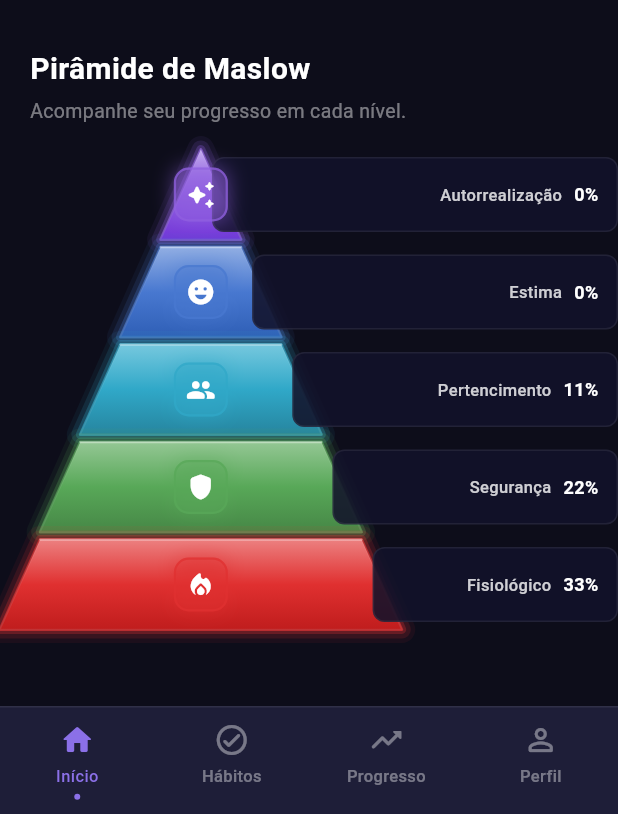
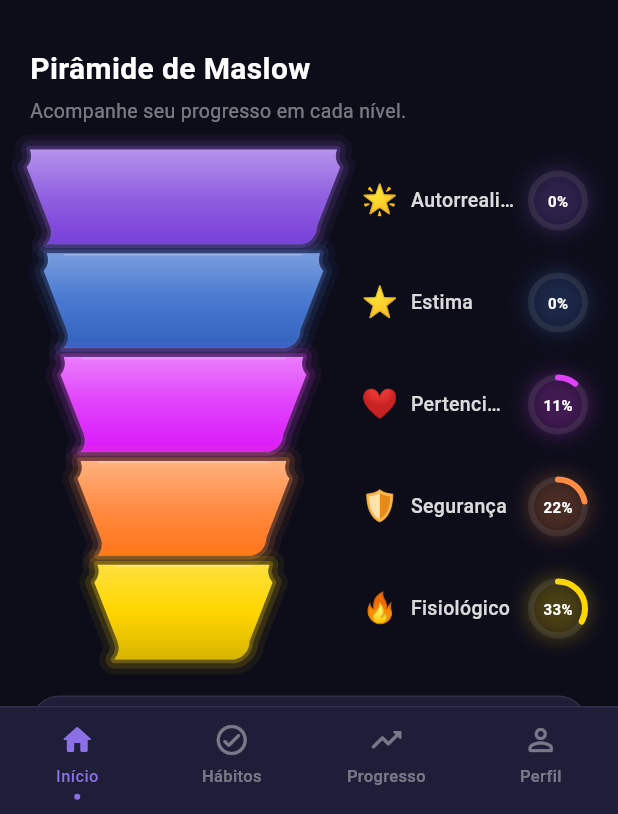
Before and after one commit to Samfred-hld/Repositorio-Lovitz-Publico, a Flutter app: the screen it shows once a user with an empty profile is signed in, on a phone screen of 412 x 824 dp, the part 422-1236 px from its top. Run offline on Flutter 3.47's test engine with Material 3 defaults, Android fonts, the phone set to English and light mode, and no system bars; our stand-ins replace fl_chart, supabase_flutter; accounts and stored records are empty.

Commit message:
feat: redesenhar pirâmide de Maslow - cantos arredondados, círculos de progresso, emojis, seção continue sua jornada, cores atualizadas

```diff
--- a/lib/screens/home_screen.dart
+++ b/lib/screens/home_screen.dart
@@ -49,6 +49,8 @@ class _HomeScreenState extends State<HomeScreen>
     ),
   ];
 
+  static const List<String> _maslowEmojis = ['🔥', '🛡️', '❤️', '⭐', '🌟'];
+
   @override
   void initState() {
     super.initState();
@@ -87,9 +89,12 @@ class _HomeScreenState extends State<HomeScreen>
                 _buildSummaryCards(),
                 const SizedBox(height: 32),
                 _buildMaslowSection(),
+                const SizedBox(height: 24),
+                _buildContinueJourney(),
                 SizedBox(
-                    height: MediaQuery.of(context).padding.bottom +
-                        80), // espaço para o bottom nav
+                  height:
+                      MediaQuery.of(context).padding.bottom + 80,
+                ),
               ],
             ),
           ),
@@ -104,7 +109,6 @@ class _HomeScreenState extends State<HomeScreen>
       padding: const EdgeInsets.symmetric(horizontal: 20),
       child: Row(
         children: [
-          // Título + subtítulo
           Expanded(
             child: Column(
               crossAxisAlignment: CrossAxisAlignment.start,
@@ -133,7 +137,6 @@ class _HomeScreenState extends State<HomeScreen>
               ],
             ),
           ),
-          // Avatar
           Container(
             width: 42,
             height: 42,
@@ -142,22 +145,15 @@ class _HomeScreenState extends State<HomeScreen>
               gradient: LinearGradient(
                 begin: Alignment.topLeft,
                 end: Alignment.bottomRight,
-                colors: [
-                  Color(0xFF6040C0),
-                  Color(0xFF8B70E8),
-                ],
+                colors: [Color(0xFF6040C0), Color(0xFF8B70E8)],
               ),
             ),
             child: const Center(
-              child: Icon(
-                Icons.person_rounded,
-                color: Colors.white,
-                size: 22,
-              ),
+              child:
+                  Icon(Icons.person_rounded, color: Colors.white, size: 22),
             ),
           ),
           const SizedBox(width: 10),
-          // Sino de notificação
           SizedBox(
             width: 42,
             height: 42,
@@ -255,7 +251,7 @@ class _HomeScreenState extends State<HomeScreen>
         ),
         const SizedBox(height: 16),
         Padding(
-          padding: const EdgeInsets.only(bottom: 12),
+          padding: const EdgeInsets.symmetric(horizontal: 20),
           child: _buildMaslowPyramid(),
         ),
       ],
@@ -263,27 +259,24 @@ class _HomeScreenState extends State<HomeScreen>
   }
 
   Widget _buildMaslowPyramid() {
-    final reversedLevels = _maslowLevels.reversed.toList(); // topo → base
-    const pyramidHeight = 320.0;
-    const levelCount = 5;
-    const gap = MaslowPyramidPainter.gap;
-    final levelDrawH = (pyramidHeight - (levelCount - 1) * gap) / levelCount;
+    const pyramidHeight = 340.0;
 
     return SizedBox(
       height: pyramidHeight,
       child: LayoutBuilder(
         builder: (context, constraints) {
           final totalWidth = constraints.maxWidth;
-          // Pirâmide ocupa 65% da largura total
-          final pyramidWidth = totalWidth * 0.65;
+          final pyramidWidth = totalWidth * 0.55;
+          final labelsWidth = totalWidth - pyramidWidth - 16;
 
-          return Stack(
-            clipBehavior: Clip.none,
+          // Levels from top (narrow) to base (wide) for the painter
+          final reversedLevels = _maslowLevels.reversed.toList();
+
+          return Row(
+            crossAxisAlignment: CrossAxisAlignment.start,
             children: [
-              // ── 1. PIRÂMIDE ──────────────────────────────────────────
-              Positioned(
-                left: 0,
-                top: 0,
+              // ── PIRÂMIDE ──
+              SizedBox(
                 width: pyramidWidth,
                 height: pyramidHeight,
                 child: CustomPaint(
@@ -291,106 +284,150 @@ class _HomeScreenState extends State<HomeScreen>
                 ),
               ),
 
-              // ── 2. LABELS — cada uma começa na borda direita do SEU nível ─
-              ...List.generate(levelCount, (i) {
-                final level = reversedLevels[i];
-                final yTop = i * (levelDrawH + gap);
+              const SizedBox(width: 16),
 
-                // Borda direita do nível i na sua posição dentro de pyramidWidth:
-                // right_edge = (pyramidWidth / 2) * (1 + (i + 0.5) / levelCount)
-                // Pequena sobreposição de 6px para ancorar no trapézio
-                final tMid = (i + 0.5) / levelCount;
-                final labelLeft = (pyramidWidth / 2) * (1 + tMid) - 6;
+              // ── LABELS + CÍRCULOS DE PROGRESSO ──
+              SizedBox(
+                width: labelsWidth,
+                height: pyramidHeight,
+                child: Column(
+                  children: List.generate(5, (i) {
+                    // Match pyramid level order (base=0 to top=4 in painter)
+                    final level = _maslowLevels[4 - i];
+                    final emoji = _maslowEmojis[4 - i];
+                    final pctValue =
+                        int.tryParse(level.percentage.replaceAll('%', '')) ?? 0;
 
-                return Positioned(
-                  left: labelLeft,
-                  right: 0,
-                  top: yTop + 5,
-                  height: levelDrawH - 10,
-                  child: Container(
-                    padding: const EdgeInsets.symmetric(horizontal: 12),
+                    return Expanded(
+                      child: GestureDetector(
+                        onTap: () => Navigator.push(
+                          context,
+                          MaterialPageRoute(
+                            builder: (_) => MaslowDetailScreen(level: level),
+                          ),
+                        ),
+                        child: Padding(
+                          padding: const EdgeInsets.symmetric(vertical: 3),
+                          child: Row(
+                            children: [
+                              // Emoji
+                              Text(emoji, style: const TextStyle(fontSize: 20)),
+                              const SizedBox(width: 8),
+
+                              // Label
+                              Expanded(
+                                child: Text(
+                                  level.label,
+                                  overflow: TextOverflow.ellipsis,
+                                  style: TextStyle(
+                                    color: Colors.white.withOpacity(0.85),
+                                    fontSize: 13,
+                                    fontWeight: FontWeight.w500,
+                                  ),
+                                ),
+                              ),
+
+                              const SizedBox(width: 8),
+
+                              // Circular progress
+                              _ProgressCircle(
+                                percentage: pctValue,
+                                color: level.color,
+                                size: 40,
+                              ),
+                            ],
+                          ),
+                        ),
+                      ),
+                    );
+                  }),
+                ),
+              ),
+            ],
+          );
+        },
+      ),
+    );
+  }
+
+  // ─── CONTINUE SUA JORNADA ────────────────────────────────────
+  Widget _buildContinueJourney() {
+    return Padding(
+      padding: const EdgeInsets.symmetric(horizontal: 20),
+      child: Container(
+        padding: const EdgeInsets.all(20),
+        decoration: BoxDecoration(
+          color: AppColors.surface,
+          borderRadius: BorderRadius.circular(20),
+          border: Border.all(color: AppColors.cardBorder),
+        ),
+        child: Row(
+          children: [
+            // Large circular progress
+            _ProgressCircle(
+              percentage: 78,
+              color: AppColors.accentSuccess,
+              size: 64,
+              strokeWidth: 6,
+              showLabel: true,
+            ),
+            const SizedBox(width: 20),
+            Expanded(
+              child: Column(
+                crossAxisAlignment: CrossAxisAlignment.start,
+                children: [
+                  Text(
+                    'Continue sua jornada',
+                    style: AppTextStyles.heading3.copyWith(
+                      color: Colors.white,
+                      fontSize: 16,
+                    ),
+                  ),
+                  const SizedBox(height: 6),
+                  Text(
+                    '7 de 9 hábitos concluídos hoje. Faltam apenas 2!',
+                    style: AppTextStyles.bodyMedium.copyWith(
+                      color: AppColors.textTertiary,
+                      fontSize: 13,
+                    ),
+                  ),
+                  const SizedBox(height: 12),
+                  // Meta badge
+                  Container(
+                    padding:
+                        const EdgeInsets.symmetric(horizontal: 12, vertical: 6),
                     decoration: BoxDecoration(
-                      color: const Color(0xFF12122A).withOpacity(0.88),
-                      borderRadius: BorderRadius.circular(8),
+                      color: AppColors.primary.withOpacity(0.15),
+                      borderRadius: BorderRadius.circular(20),
                       border: Border.all(
-                        color: Colors.white.withOpacity(0.07),
-                        width: 1,
+                        color: AppColors.primary.withOpacity(0.3),
                       ),
                     ),
                     child: Row(
-                      mainAxisAlignment: MainAxisAlignment.end,
+                      mainAxisSize: MainAxisSize.min,
                       children: [
-                        Flexible(
-                          child: Text(
-                            level.label,
-                            overflow: TextOverflow.ellipsis,
-                            maxLines: 1,
-                            style: TextStyle(
-                              color: Colors.white.withOpacity(0.80),
-                              fontSize: 11,
-                              fontWeight: FontWeight.w500,
-                            ),
-                          ),
+                        const Icon(
+                          Icons.emoji_events_rounded,
+                          color: AppColors.primaryLight,
+                          size: 14,
                         ),
-                        const SizedBox(width: 8),
+                        const SizedBox(width: 6),
                         Text(
-                          level.percentage,
-                          style: const TextStyle(
-                            color: Colors.white,
+                          'Meta: 9/9 hábitos',
+                          style: TextStyle(
+                            color: AppColors.primaryLight,
                             fontSize: 12,
-                            fontWeight: FontWeight.w700,
+                            fontWeight: FontWeight.w600,
                           ),
                         ),
                       ],
                     ),
                   ),
-                );
-              }),
-
-              // ── 3. ÍCONES — centrados em cada nível da pirâmide ──────
-              ...List.generate(levelCount, (i) {
-                final level = reversedLevels[i];
-                final yTop = i * (levelDrawH + gap);
-                // Centro exato do nível (sem offset arbitrário)
-                final yCenter = yTop + levelDrawH / 2;
-                final xCenter = pyramidWidth / 2;
-
-                return Positioned(
-                  left: xCenter - 18,
-                  top: yCenter - 18,
-                  child: GestureDetector(
-                    onTap: () => Navigator.push(
-                      context,
-                      MaterialPageRoute(
-                        builder: (_) => MaslowDetailScreen(level: level),
-                      ),
-                    ),
-                    child: Container(
-                      width: 36,
-                      height: 36,
-                      decoration: BoxDecoration(
-                        color: level.color.withOpacity(0.35),
-                        borderRadius: BorderRadius.circular(10),
-                        border: Border.all(
-                          color: level.color.withOpacity(0.70),
-                          width: 1.5,
-                        ),
-                        boxShadow: [
-                          BoxShadow(
-                            color: level.color.withOpacity(0.45),
-                            blurRadius: 10,
-                            spreadRadius: 1,
-                          ),
-                        ],
-                      ),
-                      child: Icon(level.icon, color: Colors.white, size: 20),
-                    ),
-                  ),
-                );
-              }),
-            ],
-          );
-        },
+                ],
+              ),
+            ),
+          ],
+        ),
       ),
     );
   }
@@ -423,10 +460,7 @@ class _SummaryCard extends StatelessWidget {
       decoration: BoxDecoration(
         borderRadius: BorderRadius.circular(16),
         color: AppColors.surface,
-        border: Border.all(
-          color: AppColors.cardBorder,
-          width: 1,
-        ),
+        border: Border.all(color: AppColors.cardBorder),
       ),
       child: Column(
         crossAxisAlignment: CrossAxisAlignment.start,
@@ -477,3 +511,114 @@ class _SummaryCard extends StatelessWidget {
     );
   }
 }
+
+// ─── WIDGET: CÍRCULO DE PROGRESSO ───────────────────────────────
+class _ProgressCircle extends StatelessWidget {
+  final int percentage;
+  final Color color;
+  final double size;
+  final double strokeWidth;
+  final bool showLabel;
+
+  const _ProgressCircle({
+    required this.percentage,
+    required this.color,
+    this.size = 40,
+    this.strokeWidth = 4,
+    this.showLabel = false,
+  });
+
+  @override
+  Widget build(BuildContext context) {
+    return SizedBox(
+      width: size,
+      height: size,
+      child: Stack(
+        alignment: Alignment.center,
+        children: [
+          // Glow
+          Container(
+            width: size,
+            height: size,
+            decoration: BoxDecoration(
+              shape: BoxShape.circle,
+              boxShadow: [
+                BoxShadow(
+                  color: color.withOpacity(0.25),
+                  blurRadius: 10,
+                  spreadRadius: 1,
+                ),
+              ],
+            ),
+          ),
+          // Progress ring
+          CustomPaint(
+            size: Size(size, size),
+            painter: _ProgressCirclePainter(
+              percentage: percentage,
+              color: color,
+              strokeWidth: strokeWidth,
+            ),
+          ),
+          // Label
+          Text(
+            '$percentage%',
+            style: TextStyle(
+              color: Colors.white,
+              fontSize: showLabel ? 14 : 10,
+              fontWeight: FontWeight.w700,
+            ),
+          ),
+        ],
+      ),
+    );
+  }
+}
+
+class _ProgressCirclePainter extends CustomPainter {
+  final int percentage;
+  final Color color;
+  final double strokeWidth;
+
+  _ProgressCirclePainter({
+    required this.percentage,
+    required this.color,
+    required this.strokeWidth,
+  });
+
+  @override
+  void paint(Canvas canvas, Size size) {
+    final center = Offset(size.width / 2, size.height / 2);
+    final radius = (size.width - strokeWidth) / 2;
+
+    // Background track
+    canvas.drawCircle(
+      center,
+      radius,
+      Paint()
+        ..color = Colors.white.withOpacity(0.08)
+        ..style = PaintingStyle.stroke
+        ..strokeWidth = strokeWidth,
+    );
+
+    // Progress arc
+    if (percentage > 0) {
+      final sweepAngle = 2 * 3.14159265 * (percentage / 100);
+      canvas.drawArc(
+        Rect.fromCircle(center: center, radius: radius),
+        -3.14159265 / 2, // start from top
+        sweepAngle,
+        false,
+        Paint()
+          ..color = color
+          ..style = PaintingStyle.stroke
+          ..strokeWidth = strokeWidth
+          ..strokeCap = StrokeCap.round,
+      );
+    }
+  }
+
+  @override
+  bool shouldRepaint(covariant _ProgressCirclePainter old) =>
+      old.percentage != percentage || old.color != color;
+}
--- a/lib/theme/app_theme.dart
+++ b/lib/theme/app_theme.dart
@@ -15,12 +15,12 @@ class AppColors {
   static const Color primaryLight = Color(0xFFA78BFA);
   static const Color primaryDark = Color(0xFF6040C0);
 
-  // Maslow (do topo à base)
-  static const Color maslowAutorealizacao = Color(0xFF9060E0); // Nível 5
-  static const Color maslowEstima = Color(0xFF4878D0);          // Nível 4
-  static const Color maslowPertencimento = Color(0xFF30A8C8);   // Nível 3
-  static const Color maslowSeguranca = Color(0xFF58A858);       // Nível 2
-  static const Color maslowFisiologico = Color(0xFFE03030);     // Nível 1
+  // Maslow (do topo à base — cores vibrantes estilo mockup)
+  static const Color maslowAutorealizacao = Color(0xFF9060E0); // Nível 5 — roxo
+  static const Color maslowEstima = Color(0xFF4878D0);          // Nível 4 — azul
+  static const Color maslowPertencimento = Color(0xFFE040FB);   // Nível 3 — rosa
+  static const Color maslowSeguranca = Color(0xFFFF8C42);       // Nível 2 — laranja
+  static const Color maslowFisiologico = Color(0xFFFFD600);     // Nível 1 — amarelo
 
   // Texto
   static const Color textPrimary = Color(0xFFFFFFFF);
--- a/lib/utils/constants.dart
+++ b/lib/utils/constants.dart
@@ -1,7 +1,7 @@
 class ApiConstants {
   // Supabase
-  static const String supabaseUrl = 'https://mvrcjazxjkjvirnbgiwt.supabase.co';
-  static const String supabaseAnonKey = 'eyJhbGciOiJIUzI1NiIsInR5cCI6IkpXVCJ9.eyJpc3MiOiJzdXBhYmFzZSIsInJlZiI6Im12cmNqYXp4amtqdmlybmJnaXd0Iiwicm9sZSI6ImFub24iLCJpYXQiOjE3NzgyNzI0MTUsImV4cCI6MjA5Mzg0ODQxNX0.07Qnm1RQh5f4qs1liAM0Yi_1rnIXHI3C_tWX-GBuMzE';
+  static const String supabaseUrl = 'https://clasnbnmudesgmwlgouh.supabase.co';
+  static const String supabaseAnonKey = 'eyJhbGciOiJIUzI1NiIsInR5cCI6IkpXVCJ9.eyJpc3MiOiJzdXBhYmFzZSIsInJlZiI6ImNsYXNuYm5tdWRlc2dtd2xnb3VoIiwicm9sZSI6ImFub24iLCJpYXQiOjE3NzgyNzI0MTUsImV4cCI6MjA5Mzg0ODQxNX0.07Qnm1RQh5f4qs1liAM0Yi_1rnIXHI3C_tWX-GBuMzE';
 
   // Tabelas
   static const String usersTable = 'users';
--- a/lib/widgets/maslow_pyramid_painter.dart
+++ b/lib/widgets/maslow_pyramid_painter.dart
@@ -1,10 +1,15 @@
 import 'package:flutter/material.dart';
+import 'dart:math' as math;
 
 class MaslowPyramidPainter extends CustomPainter {
   final List<MaslowLevel> levels;
-  static const double gap = 5.0;
+  final double cornerRadius;
+  static const double gap = 6.0;
 
-  const MaslowPyramidPainter({required this.levels});
+  const MaslowPyramidPainter({
+    required this.levels,
+    this.cornerRadius = 12.0,
+  });
 
   Color _lighten(Color c, double amount) {
     final hsl = HSLColor.fromColor(c);
@@ -16,100 +21,165 @@ class MaslowPyramidPainter extends CustomPainter {
     return hsl.withLightness((hsl.lightness - amount).clamp(0.0, 1.0)).toColor();
   }
 
+  /// Creates a rounded trapezoid path.
+  /// [topWidth] < [bottomWidth], centered in [totalWidth].
+  /// [cornerRadius] rounds all 4 corners.
+  Path _roundedTrapezoid({
+    required double totalWidth,
+    required double top,
+    required double bottom,
+    required double topWidth,
+    required double bottomWidth,
+    required double radius,
+  }) {
+    final cx = totalWidth / 2;
+    final tl = cx - topWidth / 2;
+    final tr = cx + topWidth / 2;
+    final bl = cx - bottomWidth / 2;
+    final br = cx + bottomWidth / 2;
+    final h = bottom - top;
+
+    final edgeAngle = math.atan2(h, (bl - tl));
+    final sinA = math.sin(edgeAngle);
+    final cosA = math.cos(edgeAngle);
+    final dx = radius * cosA;
+    final dy = radius * sinA;
+
+    final path = Path();
+
+    // Start at bottom-left + radius along bottom edge
+    path.moveTo(bl + radius, bottom);
+
+    // Bottom-right corner
+    path.lineTo(br - radius, bottom);
+    path.arcToPoint(
+      Offset(br - radius * cosA, bottom - radius * sinA),
+      radius: Radius.circular(radius),
+      clockwise: false,
+    );
+
+    // Right edge going up to top-right corner
+    path.lineTo(tr + dx, top + dy);
+    path.arcToPoint(
+      Offset(tr, top),
+      radius: Radius.circular(radius),
+      clockwise: true,
+    );
+
+    // Top edge
+    path.lineTo(tl, top);
+
+    // Top-left corner
+    path.arcToPoint(
+      Offset(tl - dx, top + dy),
+      radius: Radius.circular(radius),
+      clockwise: true,
+    );
+
+    // Left edge going down to bottom-left corner
+    path.lineTo(bl + dx, bottom - dy);
+    path.arcToPoint(
+      Offset(bl, bottom),
+      radius: Radius.circular(radius),
+      clockwise: true,
+    );
+
+    path.close();
+    return path;
+  }
+
   @override
   void paint(Canvas canvas, Size size) {
     final W = size.width;
     final H = size.height;
     final n = levels.length;
-
-    // Altura de cada nível com gaps
-    final lh = (H - (n - 1) * gap) / n;
+    final totalGap = (n - 1) * gap;
+    final levelHeight = (H - totalGap) / n;
 
     for (int i = 0; i < n; i++) {
       final level = levels[i];
 
-      // Y de desenho (com gaps)
-      final yTop = i * (lh + gap);
-      final yBot = yTop + lh;
+      // i=0 is base (widest), i=n-1 is top (narrowest)
+      final topFrac = i / n;
+      final botFrac = (i + 1) / n;
+      final topWidth = W * (1.0 - topFrac * 0.55);
+      final botWidth = W * (1.0 - botFrac * 0.55);
 
-      // Larguras via geometria de pirâmide simétrica:
-      // apex = (W/2, 0), base corners = (0, H) e (W, H)
-      // Largura em y proporcional = W * (y / H)
-      final leftTop  = W / 2 * (1.0 - i.toDouble() / n);
-      final rightTop = W / 2 * (1.0 + i.toDouble() / n);
-      final leftBot  = W / 2 * (1.0 - (i + 1).toDouble() / n);
-      final rightBot = W / 2 * (1.0 + (i + 1).toDouble() / n);
+      final yTop = i * (levelHeight + gap);
+      final yBot = yTop + levelHeight;
 
-      final path = Path();
-      if (i == 0) {
-        // Triângulo: apex na ponta superior central
-        path.moveTo(W / 2, yTop);
-        path.lineTo(rightBot, yBot);
-        path.lineTo(leftBot, yBot);
-      } else {
-        // Trapézio
-        path.moveTo(leftTop, yTop);
-        path.lineTo(rightTop, yTop);
-        path.lineTo(rightBot, yBot);
-        path.lineTo(leftBot, yBot);
+      final path = _roundedTrapezoid(
+        totalWidth: W,
+        top: yTop,
+        bottom: yBot,
+        topWidth: topWidth,
+        bottomWidth: botWidth,
+        radius: cornerRadius,
+      );
+
+      // Glow effect
+      const glowStops = [
+        (strokeWidth: 20.0, opacity: 0.06),
+        (strokeWidth: 12.0, opacity: 0.12),
+        (strokeWidth: 5.0, opacity: 0.25),
+      ];
+      for (final stop in glowStops) {
+        canvas.drawPath(
+          path,
+          Paint()
+            ..color = level.color.withOpacity(stop.opacity)
+            ..style = PaintingStyle.stroke
+            ..strokeWidth = stop.strokeWidth
+            ..strokeJoin = StrokeJoin.round,
+        );
       }
-      path.close();
 
-      // Gradiente: claro no topo, cor base, levemente escuro na base
-      final fillPaint = Paint()
+      // Fill with gradient
+      canvas.drawPath(
+        path,
+        Paint()
           ..shader = LinearGradient(
             begin: Alignment.topCenter,
             end: Alignment.bottomCenter,
             colors: [
-            _lighten(level.color, 0.18),
+              _lighten(level.color, 0.12),
               level.color,
-            _darken(level.color, 0.10),
+              _darken(level.color, 0.08),
             ],
             stops: const [0.0, 0.5, 1.0],
-        ).createShader(Rect.fromLTWH(0, yTop, W, lh))
-        ..style = PaintingStyle.fill;
+          ).createShader(Rect.fromLTWH(0, yTop, W, levelHeight)),
+      );
 
-      // Glow simulado com múltiplos strokes (funciona em Flutter Web HTML renderer)
-      const glowStops = [
-        (strokeWidth: 18.0, opacity: 0.07),
-        (strokeWidth: 12.0, opacity: 0.14),
-        (strokeWidth:  6.0, opacity: 0.28),
-        (strokeWidth:  2.0, opacity: 0.65),
-      ];
-      for (final stop in glowStops) {
-        canvas.drawPath(path, Paint()
-          ..color = level.color.withOpacity(stop.opacity)
-          ..style = PaintingStyle.stroke
-          ..strokeWidth = stop.strokeWidth
-          ..strokeJoin = StrokeJoin.round);
-      }
-
-      // Fill principal
-      canvas.drawPath(path, fillPaint);
-
-      // Highlight na borda superior (exceto no triângulo, onde é só um ponto)
+      // Subtle top highlight (skip base level)
       if (i > 0) {
+        final highlightTl = W / 2 - topWidth / 2 + cornerRadius;
+        final highlightTr = W / 2 + topWidth / 2 - cornerRadius;
+        if (highlightTr > highlightTl) {
           canvas.drawLine(
-          Offset(leftTop, yTop),
-          Offset(rightTop, yTop),
+            Offset(highlightTl, yTop + 1),
+            Offset(highlightTr, yTop + 1),
             Paint()
-            ..color = Colors.white.withOpacity(0.35)
-            ..strokeWidth = 1.5
+              ..color = Colors.white.withOpacity(0.25)
+              ..strokeWidth = 1.0
               ..strokeCap = StrokeCap.round,
           );
         }
+      }
 
-      // Borda lateral suave
-      canvas.drawPath(path, Paint()
-        ..color = Colors.white.withOpacity(0.08)
+      // Subtle outer border
+      canvas.drawPath(
+        path,
+        Paint()
+          ..color = Colors.white.withOpacity(0.06)
           ..style = PaintingStyle.stroke
-        ..strokeWidth = 1.0);
+          ..strokeWidth = 1.0,
+      );
     }
   }
 
   @override
   bool shouldRepaint(covariant MaslowPyramidPainter old) =>
-      old.levels != levels;
+      old.levels != levels || old.cornerRadius != cornerRadius;
 }
 
 class MaslowLevel {
```
Lines whose indentation alone changed are shown as unchanged.
